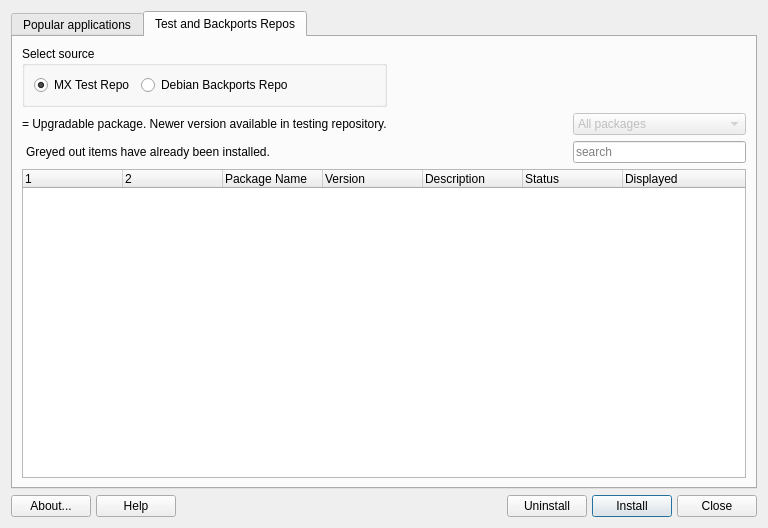
AdrianTM/mx-package-manager, file mainwindow.ui: the form before one commit.
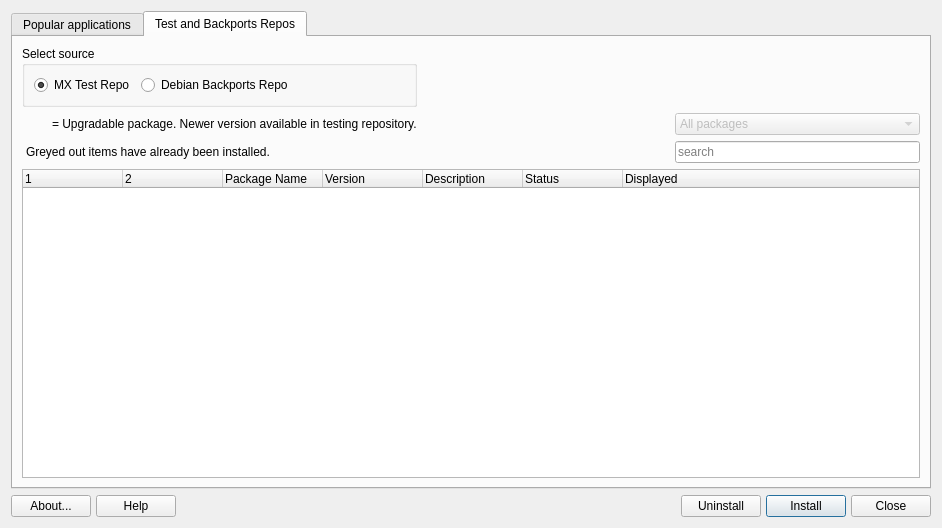
The form after the commit. The open tabs and pages were chosen to show the change. Icons and pictures are not drawn.

Commit message: added loading MX list, better search for PopularApps

What changed in the file:
```diff
--- a/mainwindow.ui
+++ b/mainwindow.ui
@@ -6,7 +6,7 @@
    <rect>
     <x>0</x>
     <y>0</y>
-    <width>768</width>
+    <width>942</width>
     <height>528</height>
    </rect>
   </property>
@@ -141,20 +141,83 @@
        <string>Test and Backports Repos</string>
       </attribute>
       <layout class="QGridLayout" name="gridLayout_2">
-       <item row="2" column="1">
-        <spacer name="horizontalSpacer_2">
-         <property name="orientation">
-          <enum>Qt::Horizontal</enum>
+       <item row="0" column="0" colspan="2">
+        <widget class="QGroupBox" name="groupBox">
+         <property name="title">
+          <string>Select source</string>
          </property>
-         <property name="sizeHint" stdset="0">
+         <layout class="QHBoxLayout" name="horizontalLayout">
+          <item>
+           <widget class="QRadioButton" name="radioMXtest">
+            <property name="text">
+             <string>MX Test Repo</string>
+            </property>
+            <property name="checked">
+             <bool>true</bool>
+            </property>
+           </widget>
+          </item>
+          <item>
+           <widget class="QRadioButton" name="radioBackports">
+            <property name="text">
+             <string>Debian Backports Repo</string>
+            </property>
+           </widget>
+          </item>
+          <item>
+           <spacer name="horizontalSpacer_3">
+            <property name="orientation">
+             <enum>Qt::Horizontal</enum>
+            </property>
+            <property name="sizeHint" stdset="0">
+             <size>
+              <width>40</width>
+              <height>20</height>
+             </size>
+            </property>
+           </spacer>
+          </item>
+         </layout>
+        </widget>
+       </item>
+       <item row="1" column="0">
+        <widget class="QPushButton" name="icon">
+         <property name="enabled">
+          <bool>true</bool>
+         </property>
+         <property name="sizePolicy">
+          <sizepolicy hsizetype="Fixed" vsizetype="Fixed">
+           <horstretch>0</horstretch>
+           <verstretch>0</verstretch>
+          </sizepolicy>
+         </property>
+         <property name="maximumSize">
           <size>
-           <width>109</width>
-           <height>20</height>
+           <width>24</width>
+           <height>16777215</height>
           </size>
          </property>
-        </spacer>
+         <property name="text">
+          <string/>
+         </property>
+         <property name="iconSize">
+          <size>
+           <width>16</width>
+           <height>16</height>
+          </size>
+         </property>
+         <property name="shortcut">
+          <string notr="true"/>
+         </property>
+         <property name="autoDefault">
+          <bool>false</bool>
+         </property>
+         <property name="flat">
+          <bool>true</bool>
+         </property>
+        </widget>
        </item>
-       <item row="2" column="0">
+       <item row="1" column="1">
         <widget class="QLabel" name="label_2">
          <property name="text">
           <string>&lt;html&gt;&lt;head/&gt;&lt;body&gt;&lt;p&gt;= Upgradable package. Newer version available in testing repository.</string>
@@ -167,7 +230,20 @@
          </property>
         </widget>
        </item>
-       <item row="2" column="2">
+       <item row="1" column="2">
+        <spacer name="horizontalSpacer_2">
+         <property name="orientation">
+          <enum>Qt::Horizontal</enum>
+         </property>
+         <property name="sizeHint" stdset="0">
+          <size>
+           <width>109</width>
+           <height>20</height>
+          </size>
+         </property>
+        </spacer>
+       </item>
+       <item row="1" column="3">
         <widget class="QComboBox" name="comboFilter">
          <property name="enabled">
           <bool>false</bool>
@@ -200,17 +276,7 @@
          </item>
         </widget>
        </item>
-       <item row="3" column="2">
-        <widget class="QLineEdit" name="searchBox">
-         <property name="placeholderText">
-          <string>search</string>
-         </property>
-         <property name="clearButtonEnabled">
-          <bool>true</bool>
-         </property>
-        </widget>
-       </item>
-       <item row="3" column="0">
+       <item row="2" column="0" colspan="2">
         <widget class="QLabel" name="label_3">
          <property name="text">
           <string>Greyed out items have already been installed.</string>
@@ -223,8 +289,18 @@
          </property>
         </widget>
        </item>
-       <item row="5" column="0" colspan="3">
-        <widget class="QTreeWidget" name="treeWidget_2">
+       <item row="2" column="3">
+        <widget class="QLineEdit" name="searchBox">
+         <property name="placeholderText">
+          <string>search</string>
+         </property>
+         <property name="clearButtonEnabled">
+          <bool>true</bool>
+         </property>
+        </widget>
+       </item>
+       <item row="3" column="0" colspan="4">
+        <widget class="QTreeWidget" name="treeOther">
          <column>
           <property name="text">
            <string notr="true"/>
@@ -262,45 +338,6 @@
          </column>
         </widget>
        </item>
-       <item row="1" column="0">
-        <widget class="QGroupBox" name="groupBox">
-         <property name="title">
-          <string>Select source</string>
-         </property>
-         <layout class="QHBoxLayout" name="horizontalLayout">
-          <item>
-           <widget class="QRadioButton" name="radioMXtest">
-            <property name="text">
-             <string>MX Test Repo</string>
-            </property>
-            <property name="checked">
-             <bool>true</bool>
-            </property>
-           </widget>
-          </item>
-          <item>
-           <widget class="QRadioButton" name="radioBackports">
-            <property name="text">
-             <string>Debian Backports Repo</string>
-            </property>
-           </widget>
-          </item>
-          <item>
-           <spacer name="horizontalSpacer_3">
-            <property name="orientation">
-             <enum>Qt::Horizontal</enum>
-            </property>
-            <property name="sizeHint" stdset="0">
-             <size>
-              <width>40</width>
-              <height>20</height>
-             </size>
-            </property>
-           </spacer>
-          </item>
-         </layout>
-        </widget>
-       </item>
       </layout>
      </widget>
     </widget>
```
Left out of the diff: 51 changed lines with no effect on the pictures. The commit also changes 21 other files.
